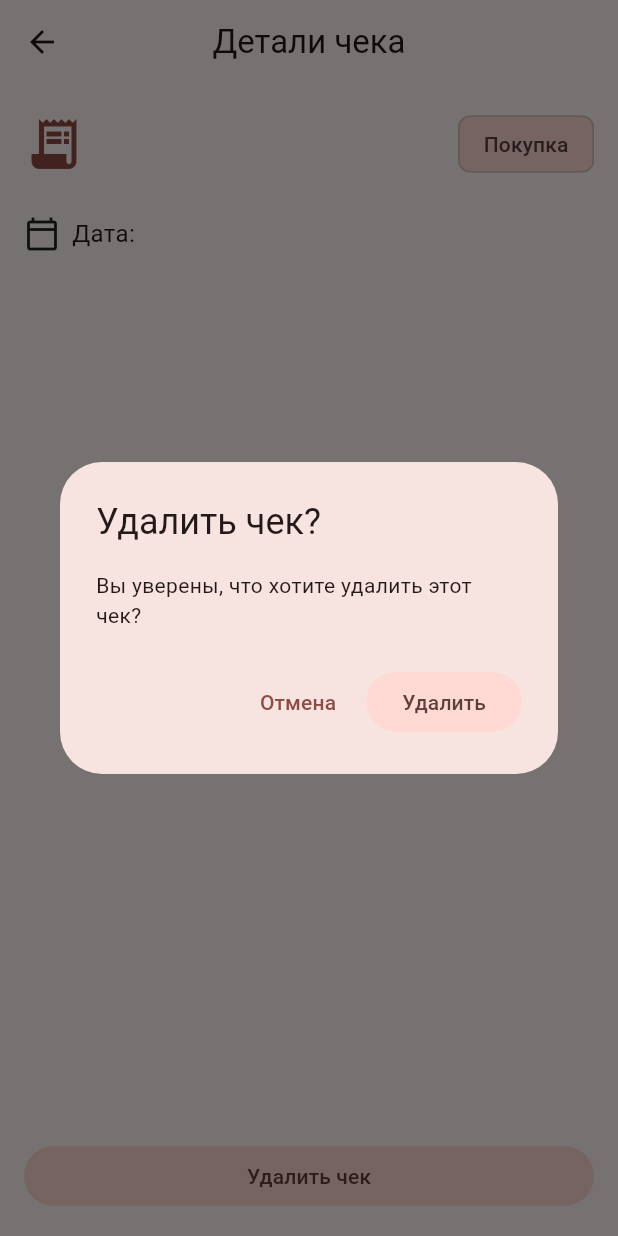
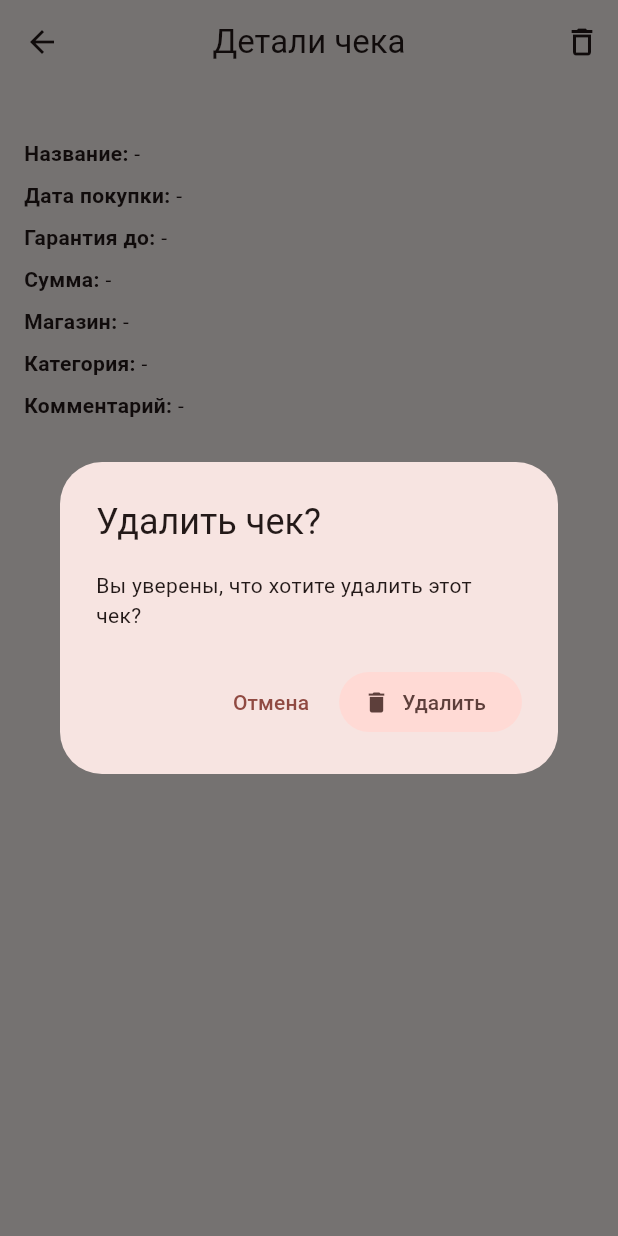
Before and after one commit to KbrYbk/warranty_storage, a Flutter app: the ReceiptDetailsScreen screen opened directly with empty values, after a tap on "Удалить чек", on a phone screen of 412 x 824 dp. Run offline on Flutter 3.47's test engine with Material 3 defaults, Android fonts, the phone set to English and light mode, and no system bars; drawn by our look-alikes of dynamic_color; our stand-ins replace image_picker, shared_preferences; accounts and stored records are empty.

Commit message:
receipt details update

```diff
--- a/lib/screens/receipt_details_screen.dart
+++ b/lib/screens/receipt_details_screen.dart
@@ -1,3 +1,4 @@
+import 'dart:io';
 import 'package:flutter/material.dart';
 
 class ReceiptDetailsScreen extends StatelessWidget {
@@ -5,103 +6,87 @@ class ReceiptDetailsScreen extends StatelessWidget {
 
   const ReceiptDetailsScreen({super.key, required this.receipt});
 
+  void _deleteReceipt(BuildContext context) {
+    showDialog(
+      context: context,
+      builder: (ctx) => AlertDialog(
+        title: const Text("Удалить чек?"),
+        content: const Text("Вы уверены, что хотите удалить этот чек?"),
+        actions: [
+          TextButton(
+              onPressed: () => Navigator.pop(ctx),
+              child: const Text("Отмена")),
+          FilledButton.tonalIcon(
+            icon: const Icon(Icons.delete),
+            label: const Text("Удалить"),
+            onPressed: () {
+              Navigator.pop(ctx); // закрыть диалог
+              Navigator.pop(context, {"delete": true});
+            },
+          ),
+        ],
+      ),
+    );
+  }
+
+  Widget _buildField(String label, String? value) {
+    return Padding(
+      padding: const EdgeInsets.symmetric(vertical: 4),
+      child: Row(
+        crossAxisAlignment: CrossAxisAlignment.start,
+        children: [
+          Text(
+            "$label: ",
+            style: const TextStyle(fontWeight: FontWeight.bold),
+          ),
+          Expanded(
+            child: Text(value ?? "-"),
+          ),
+        ],
+      ),
+    );
+  }
+
   @override
   Widget build(BuildContext context) {
-    final colorScheme = Theme.of(context).colorScheme;
-
     return Scaffold(
       appBar: AppBar(
         title: const Text("Детали чека"),
         centerTitle: true,
+        actions: [
+          IconButton(
+            icon: const Icon(Icons.delete_outline),
+            onPressed: () => _deleteReceipt(context),
+          ),
+        ],
       ),
-      body: Padding(
+      body: SingleChildScrollView(
         padding: const EdgeInsets.all(16),
         child: Column(
           crossAxisAlignment: CrossAxisAlignment.start,
           children: [
-            // Верх: иконка, название и тег
-            Row(
-              crossAxisAlignment: CrossAxisAlignment.center,
-              children: [
-                Icon(Icons.receipt_long, size: 40, color: colorScheme.primary),
-                const SizedBox(width: 12),
-                Expanded(
-                  child: Text(
-                    receipt["title"] ?? "",
-                    style: const TextStyle(
-                      fontSize: 24,
-                      fontWeight: FontWeight.bold,
-                    ),
-                  ),
+            if (receipt["image"] != null && receipt["image"]!.isNotEmpty)
+              Center(
+                child: Image.file(
+                  File(receipt["image"]!),
+                  height: 200,
+                  fit: BoxFit.contain,
                 ),
-                Chip(
-                  label: Text("Покупка"),
-                  backgroundColor: colorScheme.primaryContainer,
-                ),
-              ],
-            ),
+              ),
+            const SizedBox(height: 16),
+            _buildField("Название", receipt["title"]),
+            _buildField("Дата покупки", receipt["date"]),
+            _buildField("Гарантия до", receipt["warrantyEnd"]),
+            _buildField("Сумма", receipt["price"]),
+            _buildField("Магазин", receipt["store"]),
+            _buildField("Категория", receipt["category"]),
+            _buildField("Комментарий", receipt["comment"]),
             const SizedBox(height: 24),
-
-            // Дата
-            Row(
-              children: [
-                const Icon(Icons.calendar_today_outlined),
-                const SizedBox(width: 8),
-                Text(
-                  "Дата: ${receipt["date"] ?? ""}",
-                  style: const TextStyle(fontSize: 16),
-                ),
-              ],
-            ),
-            const SizedBox(height: 16),
-
-            // Комментарий
-            if ((receipt["comment"] ?? "").isNotEmpty)
-              Column(
-                crossAxisAlignment: CrossAxisAlignment.start,
-                children: [
-                  const Text(
-                    "Комментарий",
-                    style: TextStyle(fontWeight: FontWeight.bold),
-                  ),
-                  const SizedBox(height: 4),
-                  Text(
-                    receipt["comment"]!,
-                    style: const TextStyle(fontSize: 16),
-                  ),
-                ],
-              ),
-
-            const Spacer(),
-
-            // Кнопка удаления
-            SizedBox(
-              width: double.infinity,
-              child: FilledButton.tonal(
-                onPressed: () {
-                  showDialog(
-                    context: context,
-                    builder: (ctx) => AlertDialog(
-                      title: const Text("Удалить чек?"),
-                      content: const Text(
-                          "Вы уверены, что хотите удалить этот чек?"),
-                      actions: [
-                        TextButton(
-                          onPressed: () => Navigator.pop(ctx),
-                          child: const Text("Отмена"),
-                        ),
-                        FilledButton.tonal(
-                          onPressed: () {
-                            Navigator.pop(ctx); // закрыть диалог
-                            Navigator.pop(context, {"delete": true});
-                          },
-                          child: const Text("Удалить"),
-                        ),
-                      ],
-                    ),
-                  );
-                },
-                child: const Text("Удалить чек"),
+            Center(
+              child: FilledButton.tonalIcon(
+                icon: const Icon(Icons.delete),
+                label: const Text("Удалить чек"),
+                onPressed: () => _deleteReceipt(context),
               ),
             ),
           ],
```
